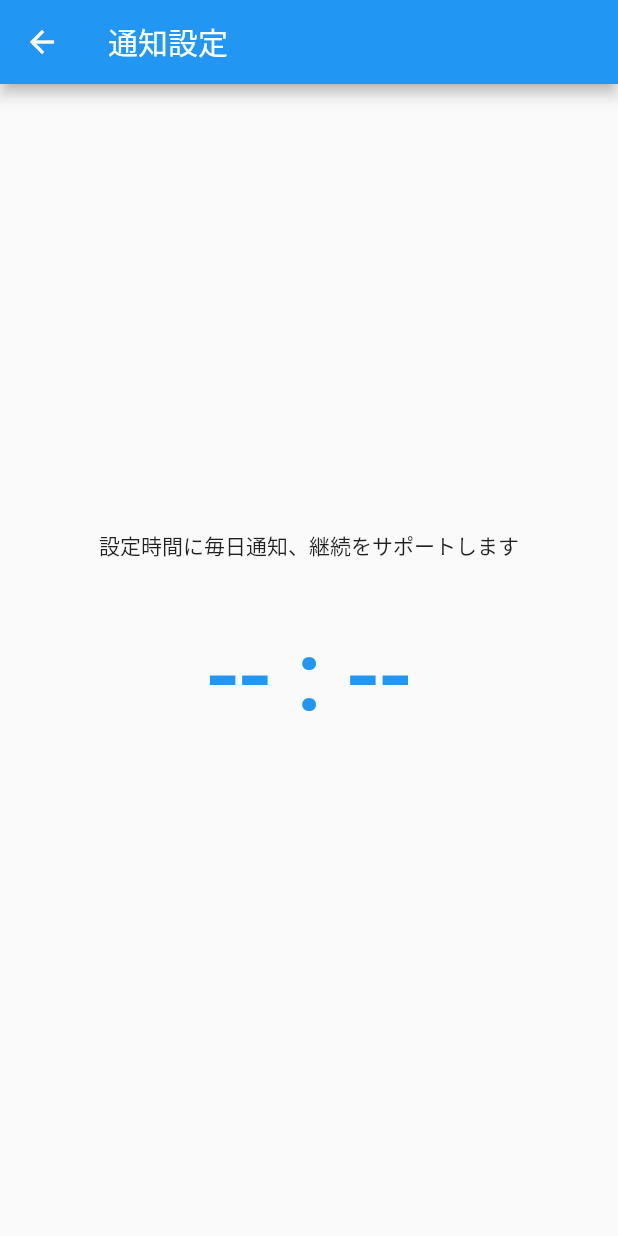
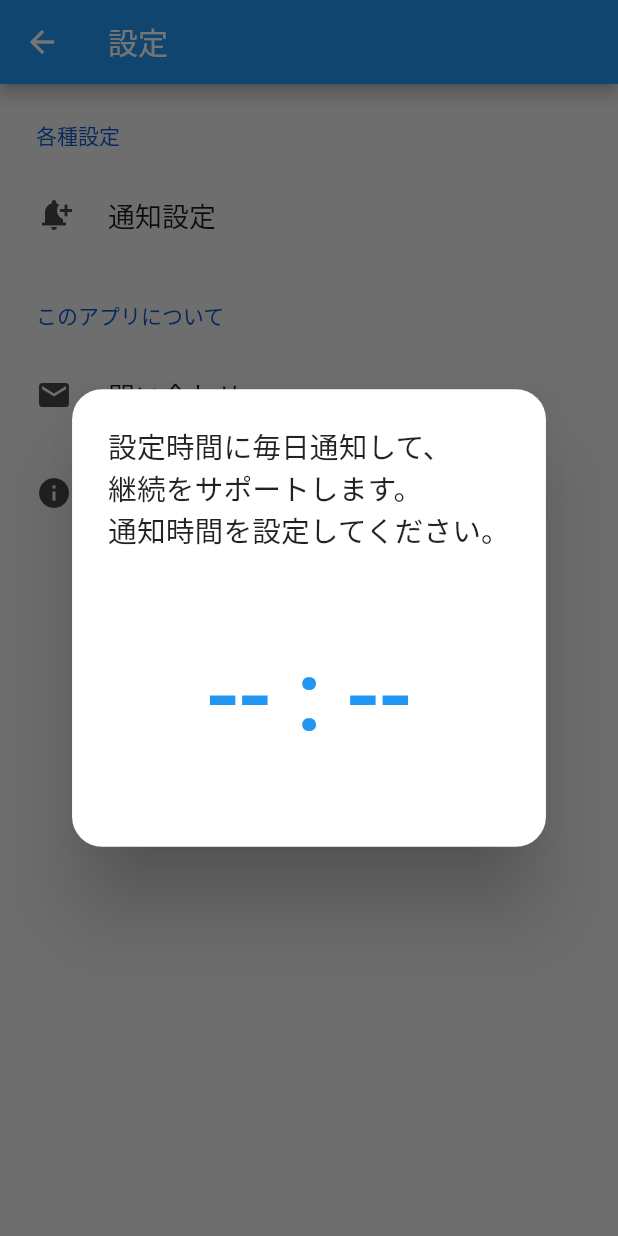
Before and after one commit to haterain0203/limited_characters_diary, a Flutter app: the SettingPage screen opened directly, after a tap on "通知設定", on a phone screen of 412 x 824 dp. Run offline on Flutter 3.47's test engine with Material 2 defaults, Android fonts, the phone set to English and light mode, and no system bars; drawn by our look-alikes of settings_ui; our stand-ins replace awesome_dialog, device_preview, flutter_local_notifications, flutter_native_timezone, freezed_annotation, hooks_riverpod and 4 more; accounts and stored records are empty; generated files the repository leaves out were written again.

Commit message:
通知設定を画面からダイアログに変更

```diff
--- a/lib/list_page.dart
+++ b/lib/list_page.dart
@@ -53,12 +53,7 @@ class ListPage extends HookConsumerWidget {
           appBar: AppBar(
             leading: IconButton(
               onPressed: () {
-                Navigator.push(
-                  context,
-                  MaterialPageRoute<dynamic>(
-                    builder: (_) => const LocalNotificationSettingPage(),
-                  ),
-                );
+                _showSetNotificationDialog(context);
               },
               icon: const Icon(Icons.add_alert),
             ),
@@ -179,4 +174,12 @@ class ListPage extends HookConsumerWidget {
       },
     ).show();
   }
+
+  void _showSetNotificationDialog(BuildContext context) {
+    showDialog(
+        context: context,
+        builder: (_) {
+          return LocalNotificationSettingPage();
+        });
+  }
 }
--- a/lib/local_notification/local_notification_setting_page.dart
+++ b/lib/local_notification/local_notification_setting_page.dart
@@ -12,11 +12,7 @@ class LocalNotificationSettingPage extends HookConsumerWidget {
     final notificationTimeFromLocalDB =
         ref.watch(localNotificationTimeFutureProvider);
     //TODO 表示項目少ないので、ページではなくダイアログでもいいかも
-    return Scaffold(
-      appBar: AppBar(
-        title: const Text('通知設定'),
-      ),
-      body: notificationTimeFromLocalDB.when(
+    return notificationTimeFromLocalDB.when(
       loading: () => const Scaffold(
         body: Center(
           child: CircularProgressIndicator(),
@@ -46,19 +42,26 @@ class LocalNotificationSettingPage extends HookConsumerWidget {
           ),
         );
       },
-        data: (data) => Center(
-          child: Column(
-            mainAxisAlignment: MainAxisAlignment.center,
+      data: (data) => AlertDialog(
+        shape: const RoundedRectangleBorder(
+          borderRadius: BorderRadius.all(
+            Radius.circular(20),
+          ),
+        ),
+        title: Text(
+          '設定時間に毎日通知して、\n継続をサポートします。\n通知時間を設定してください。',
+          style: TextStyle(fontSize: 14.sp),
+        ),
+        content: Column(
+          mainAxisSize: MainAxisSize.min,
           children: [
-              Text('設定時間に毎日通知、継続をサポートします'),
             Padding(
               padding: const EdgeInsets.symmetric(vertical: 30),
               child: TextButton(
                 onPressed: () async {
                   final setTime = await showTimePicker(
                     context: context,
-                      initialTime:
-                          data ?? const TimeOfDay(hour: 21, minute: 00),
+                    initialTime: data ?? const TimeOfDay(hour: 21, minute: 00),
                     builder: (context, child) {
                       return MediaQuery(
                         data: MediaQuery.of(context).copyWith(
@@ -90,7 +93,6 @@ class LocalNotificationSettingPage extends HookConsumerWidget {
           ],
         ),
       ),
-      ),
     );
   }
 }
--- a/lib/setting_page.dart
+++ b/lib/setting_page.dart
@@ -21,13 +21,7 @@ class SettingPage extends StatelessWidget {
                 leading: const Icon(Icons.notification_add),
                 title: const Text('通知設定'),
                 onPressed: (BuildContext context) {
-                  //TODO 通知設定
-                  Navigator.push(
-                    context,
-                    MaterialPageRoute<LocalNotificationSettingPage>(
-                      builder: (_) => const LocalNotificationSettingPage(),
-                    ),
-                  );
+                  _showSetNotificationDialog(context);
                 },
               ),
             ],
@@ -53,4 +47,13 @@ class SettingPage extends StatelessWidget {
       ),
     );
   }
+
+  void _showSetNotificationDialog(BuildContext context) {
+    showDialog(
+      context: context,
+      builder: (_) {
+        return LocalNotificationSettingPage();
+      },
+    );
+  }
 }
```
Lines whose indentation alone changed are shown as unchanged.
